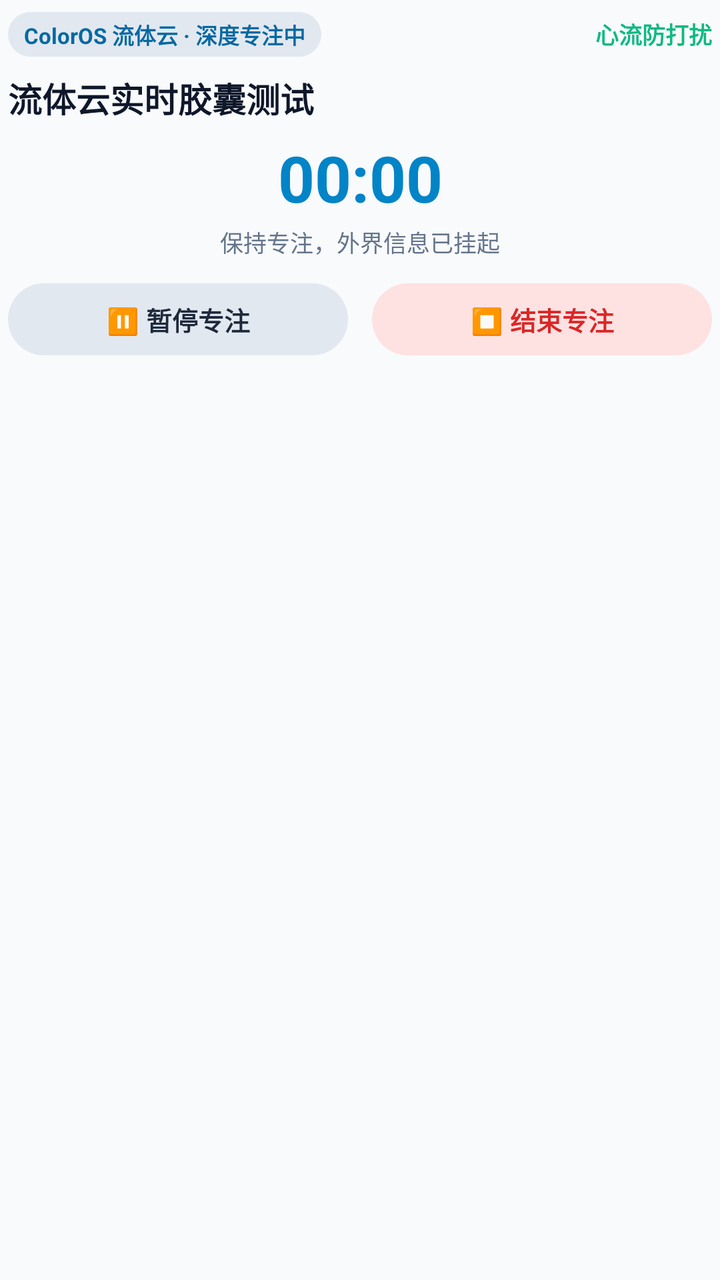
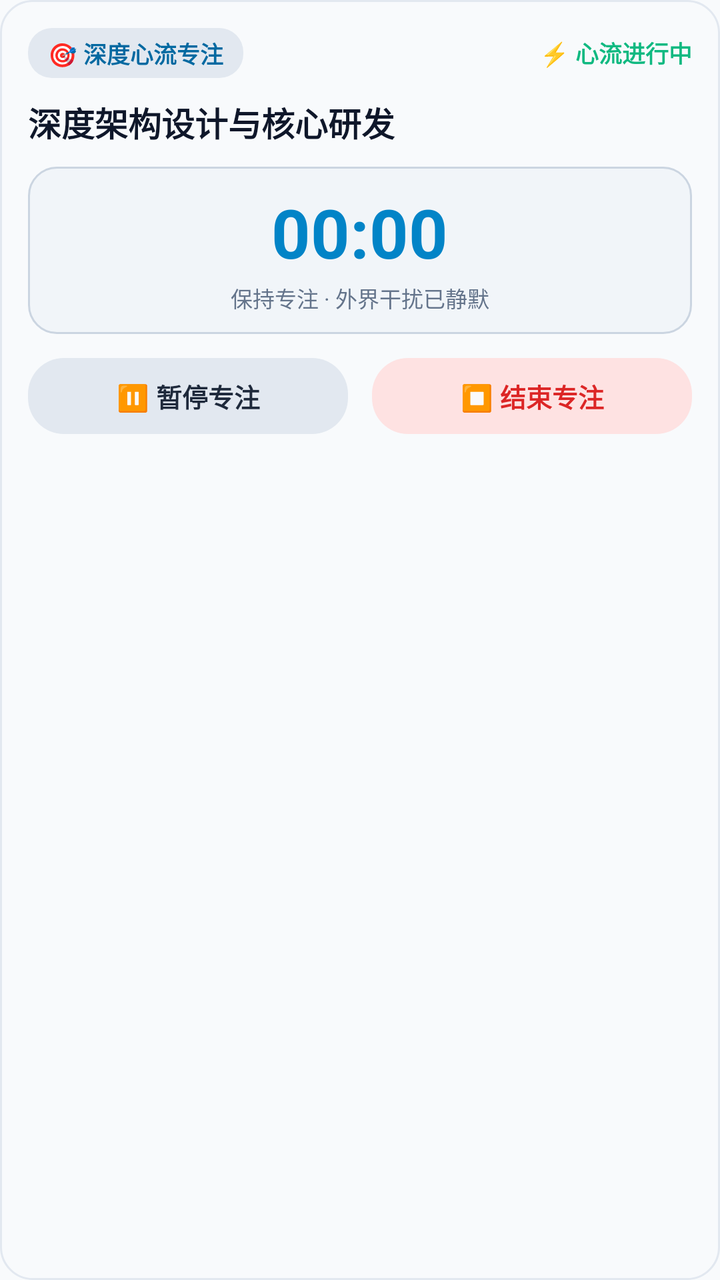

An Android layout rendered at two revisions. The XML below is the earlier revision; the diff shows what the commit changed to produce the second picture.
<!-- AndroidManifest.xml: application theme Theme.RMF -->
<!-- res/layout/notification_fluid_cloud_expanded.xml -->
<?xml version="1.0" encoding="utf-8"?>
<LinearLayout xmlns:android="http://schemas.android.com/apk/res/android"
    android:id="@+id/fluid_expanded_root"
    android:layout_width="match_parent"
    android:layout_height="wrap_content"
    android:orientation="vertical"
    android:background="@android:color/transparent"
    android:paddingTop="6dp"
    android:paddingBottom="6dp"
    android:paddingStart="4dp"
    android:paddingEnd="4dp">

    
    <LinearLayout
        android:layout_width="match_parent"
        android:layout_height="wrap_content"
        android:orientation="horizontal"
        android:gravity="center_vertical">

        <TextView
            android:id="@+id/fluid_expanded_header"
            android:layout_width="wrap_content"
            android:layout_height="wrap_content"
            android:paddingStart="8dp"
            android:paddingEnd="8dp"
            android:paddingTop="3dp"
            android:paddingBottom="3dp"
            android:text="ColorOS 流体云 · 深度专注中"
            android:textColor="@color/fluid_notif_tag_text"
            android:textSize="11sp"
            android:textStyle="bold"
            android:background="@drawable/bg_fluid_tag" />

        <TextView
            android:layout_width="0dp"
            android:layout_height="wrap_content"
            android:layout_weight="1" />

        <TextView
            android:layout_width="wrap_content"
            android:layout_height="wrap_content"
            android:text="心流防打扰"
            android:textColor="#10B981"
            android:textSize="11.5sp"
            android:textStyle="bold" />
    </LinearLayout>

    
    <TextView
        android:id="@+id/fluid_expanded_task_title"
        android:layout_width="match_parent"
        android:layout_height="wrap_content"
        android:layout_marginTop="8dp"
        android:text="流体云实时胶囊测试"
        android:textColor="@color/fluid_notif_title"
        android:textSize="17sp"
        android:textStyle="bold"
        android:maxLines="2"
        android:ellipsize="end" />

    
    <Chronometer
        android:id="@+id/fluid_expanded_chronometer"
        android:layout_width="match_parent"
        android:layout_height="wrap_content"
        android:layout_marginTop="6dp"
        android:gravity="center"
        android:textColor="@color/fluid_notif_chronometer"
        android:textSize="32sp"
        android:textStyle="bold" />

    <TextView
        android:layout_width="match_parent"
        android:layout_height="wrap_content"
        android:layout_marginTop="2dp"
        android:gravity="center"
        android:text="保持专注，外界信息已挂起"
        android:textColor="@color/fluid_notif_muted"
        android:textSize="11.5sp" />

    
    <LinearLayout
        android:layout_width="match_parent"
        android:layout_height="wrap_content"
        android:layout_marginTop="12dp"
        android:orientation="horizontal"
        android:gravity="center">

        <TextView
            android:id="@+id/fluid_btn_pause"
            android:layout_width="0dp"
            android:layout_height="36dp"
            android:layout_weight="1"
            android:layout_marginEnd="6dp"
            android:gravity="center"
            android:text="⏸️ 暂停专注"
            android:textColor="@color/fluid_notif_btn_secondary_text"
            android:textSize="13sp"
            android:textStyle="bold"
            android:background="@drawable/bg_fluid_btn_secondary" />

        <TextView
            android:id="@+id/fluid_btn_stop"
            android:layout_width="0dp"
            android:layout_height="36dp"
            android:layout_weight="1"
            android:layout_marginStart="6dp"
            android:gravity="center"
            android:text="⏹️ 结束专注"
            android:textColor="@color/fluid_notif_btn_danger_text"
            android:textSize="13sp"
            android:textStyle="bold"
            android:background="@drawable/bg_fluid_btn_danger" />
    </LinearLayout>

</LinearLayout>
<!-- resources referenced by this layout -->
<resources>
  <color name="fluid_notif_btn_danger_text">#DC2626</color>
  <color name="fluid_notif_btn_secondary_text">#1E293B</color>
  <color name="fluid_notif_chronometer">#0284C7</color>
  <color name="fluid_notif_muted">#64748B</color>
  <color name="fluid_notif_tag_text">#0369A1</color>
  <color name="fluid_notif_title">#0F172A</color>
  <!-- drawable bg_fluid_btn_danger (drawable) -->
  <?xml version="1.0" encoding="utf-8"?>
  <shape xmlns:android="http://schemas.android.com/apk/res/android"
      android:shape="rectangle">
      <corners android:radius="18dp" />
      <solid android:color="@color/fluid_notif_btn_danger_bg" />
  </shape>
  <!-- drawable bg_fluid_btn_secondary (drawable) -->
  <?xml version="1.0" encoding="utf-8"?>
  <shape xmlns:android="http://schemas.android.com/apk/res/android"
      android:shape="rectangle">
      <corners android:radius="18dp" />
      <solid android:color="@color/fluid_notif_btn_secondary_bg" />
  </shape>
  <!-- drawable bg_fluid_tag (drawable) -->
  <?xml version="1.0" encoding="utf-8"?>
  <shape xmlns:android="http://schemas.android.com/apk/res/android"
      android:shape="rectangle">
      <corners android:radius="12dp" />
      <solid android:color="@color/fluid_notif_tag_bg" />
  </shape>
  <style name="Theme.RMF" parent="android:Theme.Material.NoActionBar">
          <item name="android:statusBarColor">#F8FAFC</item>
          <item name="android:navigationBarColor">#FFFFFF</item>
          <item name="android:windowBackground">#F8FAFC</item>
          <item name="android:windowLightStatusBar">true</item>
      </style>
  <color name="fluid_notif_btn_danger_bg">#FEE2E2</color>
  <color name="fluid_notif_btn_secondary_bg">#E2E8F0</color>
  <color name="fluid_notif_tag_bg">#E2E8F0</color>
</resources>

<!-- the commit's change to res/layout/notification_fluid_cloud_expanded.xml (unified diff, before → after) -->
@@ -4,11 +4,8 @@
     android:layout_width="match_parent"
     android:layout_height="wrap_content"
     android:orientation="vertical"
-    android:background="@android:color/transparent"
-    android:paddingTop="6dp"
-    android:paddingBottom="6dp"
-    android:paddingStart="4dp"
-    android:paddingEnd="4dp">
+    android:background="@drawable/bg_fluid_card"
+    android:padding="14dp">
 
     
     <LinearLayout
@@ -21,13 +18,13 @@
             android:id="@+id/fluid_expanded_header"
             android:layout_width="wrap_content"
             android:layout_height="wrap_content"
-            android:paddingStart="8dp"
-            android:paddingEnd="8dp"
-            android:paddingTop="3dp"
-            android:paddingBottom="3dp"
-            android:text="ColorOS 流体云 · 深度专注中"
+            android:paddingStart="10dp"
+            android:paddingEnd="10dp"
+            android:paddingTop="4dp"
+            android:paddingBottom="4dp"
+            android:text="🎯 深度心流专注"
             android:textColor="@color/fluid_notif_tag_text"
-            android:textSize="11sp"
+            android:textSize="11.5sp"
             android:textStyle="bold"
             android:background="@drawable/bg_fluid_tag" />
 
@@ -37,9 +34,10 @@
             android:layout_weight="1" />
 
         <TextView
+            android:id="@+id/fluid_expanded_state_badge"
             android:layout_width="wrap_content"
             android:layout_height="wrap_content"
-            android:text="心流防打扰"
+            android:text="⚡ 心流进行中"
             android:textColor="#10B981"
             android:textSize="11.5sp"
             android:textStyle="bold" />
@@ -50,33 +48,44 @@
         android:id="@+id/fluid_expanded_task_title"
         android:layout_width="match_parent"
         android:layout_height="wrap_content"
-        android:layout_marginTop="8dp"
-        android:text="流体云实时胶囊测试"
+        android:layout_marginTop="10dp"
+        android:text="深度架构设计与核心研发"
         android:textColor="@color/fluid_notif_title"
-        android:textSize="17sp"
+        android:textSize="16.5sp"
         android:textStyle="bold"
         android:maxLines="2"
         android:ellipsize="end" />
 
     
-    <Chronometer
-        android:id="@+id/fluid_expanded_chronometer"
+    <LinearLayout
         android:layout_width="match_parent"
         android:layout_height="wrap_content"
-        android:layout_marginTop="6dp"
+        android:layout_marginTop="10dp"
+        android:orientation="vertical"
         android:gravity="center"
-        android:textColor="@color/fluid_notif_chronometer"
-        android:textSize="32sp"
-        android:textStyle="bold" />
+        android:paddingTop="10dp"
+        android:paddingBottom="10dp"
+        android:background="@drawable/bg_fluid_timer_pill">
 
-    <TextView
-        android:layout_width="match_parent"
-        android:layout_height="wrap_content"
-        android:layout_marginTop="2dp"
-        android:gravity="center"
-        android:text="保持专注，外界信息已挂起"
-        android:textColor="@color/fluid_notif_muted"
-        android:textSize="11.5sp" />
+        <Chronometer
+            android:id="@+id/fluid_expanded_chronometer"
+            android:layout_width="wrap_content"
+            android:layout_height="wrap_content"
+            android:gravity="center"
+            android:textColor="@color/fluid_notif_chronometer"
+            android:textSize="34sp"
+            android:textStyle="bold" />
+
+        <TextView
+            android:id="@+id/fluid_expanded_subtext"
+            android:layout_width="wrap_content"
+            android:layout_height="wrap_content"
+            android:layout_marginTop="2dp"
+            android:gravity="center"
+            android:text="保持专注 · 外界干扰已静默"
+            android:textColor="@color/fluid_notif_muted"
+            android:textSize="11sp" />
+    </LinearLayout>
 
     
     <LinearLayout
@@ -89,7 +98,7 @@
         <TextView
             android:id="@+id/fluid_btn_pause"
             android:layout_width="0dp"
-            android:layout_height="36dp"
+            android:layout_height="38dp"
             android:layout_weight="1"
             android:layout_marginEnd="6dp"
             android:gravity="center"
@@ -102,7 +111,7 @@
         <TextView
             android:id="@+id/fluid_btn_stop"
             android:layout_width="0dp"
-            android:layout_height="36dp"
+            android:layout_height="38dp"
             android:layout_weight="1"
             android:layout_marginStart="6dp"
             android:gravity="center"
<!-- resource entries referenced after the edit -->
@@ -20,12 +20,28 @@
       <corners android:radius="18dp" />
       <solid android:color="@color/fluid_notif_btn_secondary_bg" />
   </shape>
+  <!-- drawable bg_fluid_card (drawable) -->
+  <?xml version="1.0" encoding="utf-8"?>
+  <shape xmlns:android="http://schemas.android.com/apk/res/android"
+      android:shape="rectangle">
+      <corners android:radius="16dp" />
+      <solid android:color="@color/fluid_notif_card_bg" />
+      <stroke android:width="1dp" android:color="@color/fluid_notif_card_border" />
+  </shape>
   <!-- drawable bg_fluid_tag (drawable) -->
   <?xml version="1.0" encoding="utf-8"?>
   <shape xmlns:android="http://schemas.android.com/apk/res/android"
       android:shape="rectangle">
       <corners android:radius="12dp" />
       <solid android:color="@color/fluid_notif_tag_bg" />
+  </shape>
+  <!-- drawable bg_fluid_timer_pill (drawable) -->
+  <?xml version="1.0" encoding="utf-8"?>
+  <shape xmlns:android="http://schemas.android.com/apk/res/android"
+      android:shape="rectangle">
+      <corners android:radius="14dp" />
+      <solid android:color="@color/fluid_notif_timer_pill_bg" />
+      <stroke android:width="1dp" android:color="@color/fluid_notif_timer_pill_border" />
   </shape>
   <style name="Theme.RMF" parent="android:Theme.Material.NoActionBar">
           <item name="android:statusBarColor">#F8FAFC</item>
@@ -35,6 +51,10 @@
       </style>
   <color name="fluid_notif_btn_danger_bg">#FEE2E2</color>
   <color name="fluid_notif_btn_secondary_bg">#E2E8F0</color>
+  <color name="fluid_notif_card_bg">#F8FAFC</color>
+  <color name="fluid_notif_card_border">#E2E8F0</color>
   <color name="fluid_notif_tag_bg">#E2E8F0</color>
+  <color name="fluid_notif_timer_pill_bg">#F1F5F9</color>
+  <color name="fluid_notif_timer_pill_border">#CBD5E1</color>
 </resources>
 
